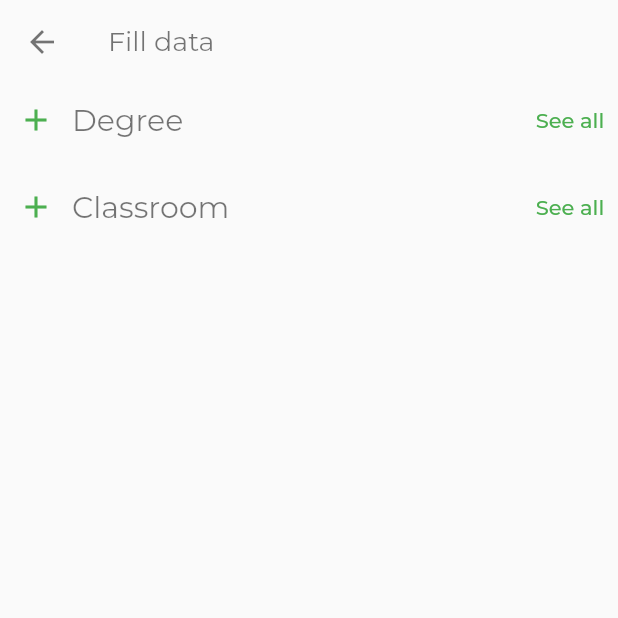
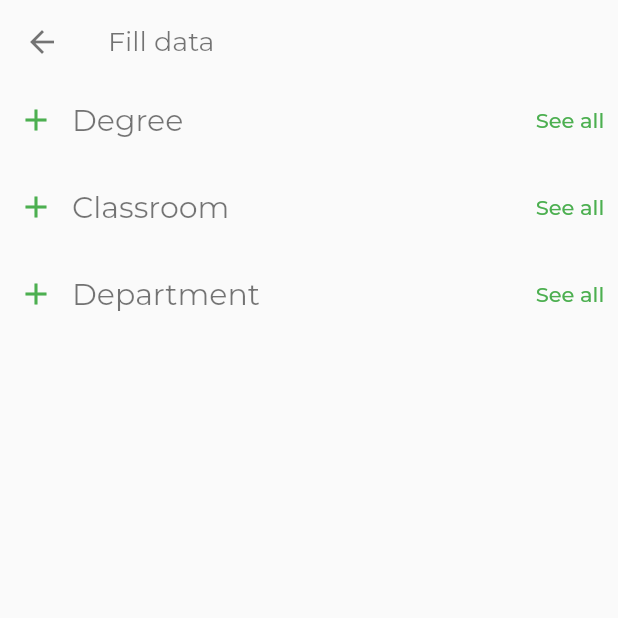
Before and after one commit to brickbit/TFG-APP, a Flutter app: the DataView screen opened by its route, on a phone screen of 412 x 824 dp, the top half of it. Run offline on Flutter 3.47's test engine with Material 2 defaults, Android fonts, the phone set to English and light mode, and no system bars; our stand-ins replace get, google_fonts.

Commit message:
implemented department operations

```diff
--- a/lib/app/controllers/classroom_controller.dart
+++ b/lib/app/controllers/classroom_controller.dart
@@ -1,9 +1,7 @@
 
 import 'package:get/get.dart';
 import 'package:tfg_app/data/model/classroom_model.dart';
-import 'package:tfg_app/data/model/degree_model.dart';
 import 'package:tfg_app/domain/classroom_repository.dart';
-import 'package:tfg_app/domain/degree_repository.dart';
 
 class ClassroomController extends GetxController with StateMixin {
 
--- /dev/null
+++ b/lib/app/controllers/department_controller.dart
@@ -0,0 +1,48 @@
+
+import 'package:get/get.dart';
+import 'package:tfg_app/data/model/department_model.dart';
+import 'package:tfg_app/domain/department_repository.dart';
+
+class DepartmentController extends GetxController with StateMixin {
+
+  DepartmentController({required this.dataRepository});
+
+  final DepartmentRepository dataRepository;
+
+  @override
+  void onInit() {
+    super.onInit();
+    getDepartments();
+  }
+
+  void createDepartment(DepartmentModel department) {
+    dataRepository.createDepartment(department).then((data) {
+      change(data, status: RxStatus.success());
+    }, onError: (err) {
+      change(null, status: RxStatus.error(err.toString()));
+    });
+  }
+
+  void getDepartments() {
+    dataRepository.getDepartments().then((data) {
+      change(data, status: RxStatus.success());
+    }, onError: (err) {
+      change(null, status: RxStatus.error(err.toString()));
+    });
+  }
+
+  void updateDepartment(DepartmentModel department) {
+    dataRepository.updateDepartment(department).then((data) {
+      change(data, status: RxStatus.success());
+    }, onError: (err) {
+      change(null, status: RxStatus.error(err.toString()));
+    });
+  }
+  void deleteDepartment(int id) {
+    dataRepository.deleteDepartment(id).then((data) {
+      change(data, status: RxStatus.success());
+    }, onError: (err) {
+      change(null, status: RxStatus.error(err.toString()));
+    });
+  }
+}
--- a/lib/app/navigation/app_pages.dart
+++ b/lib/app/navigation/app_pages.dart
@@ -1,6 +1,7 @@
 import 'package:get/get.dart';
 import 'package:tfg_app/app/binding/classroom_binding.dart';
 import 'package:tfg_app/app/binding/degree_binding.dart';
+import 'package:tfg_app/app/binding/department_binding.dart';
 import 'package:tfg_app/app/binding/home_binding.dart';
 import 'package:tfg_app/app/binding/login_binding.dart';
 import 'package:tfg_app/app/binding/recover_password_binding.dart';
@@ -9,6 +10,7 @@ import 'package:tfg_app/app/binding/splash_binding.dart';
 import 'package:tfg_app/app/views/screens/classroom_list_view.dart';
 import 'package:tfg_app/app/views/screens/data_view.dart';
 import 'package:tfg_app/app/views/screens/degree_list_view.dart';
+import 'package:tfg_app/app/views/screens/department_list_view.dart';
 import 'package:tfg_app/app/views/screens/home_view.dart';
 import 'package:tfg_app/app/views/screens/login_view.dart';
 import 'package:tfg_app/app/views/screens/recover_password_view.dart';
@@ -55,6 +57,11 @@ class AppPages {
           page: () => const ClassroomListView(),
           binding: ClassroomBinding(),
         ),
+        GetPage(
+          name: Routes.DEPARTMENT_LIST,
+          page: () => const DepartmentListView(),
+          binding: DepartmentBinding(),
+        ),
       ]
     ),
     GetPage(
--- a/lib/app/navigation/app_routes.dart
+++ b/lib/app/navigation/app_routes.dart
@@ -6,5 +6,6 @@ abstract class Routes {
   static const DATA = '/data';
   static const DEGREE_LIST = '/degreeList';
   static const CLASSROOM_LIST = '/classroomList';
+  static const DEPARTMENT_LIST = '/departmentList';
   static const SCHEDULE = '/schedule';
 }
--- a/lib/app/views/screens/data_view.dart
+++ b/lib/app/views/screens/data_view.dart
@@ -5,31 +5,13 @@ import 'package:tfg_app/app/model/edit_data_model.dart';
 import 'package:get/get.dart';
 import 'package:tfg_app/app/views/screens/tile_data_classroom_view.dart';
 import 'package:tfg_app/app/views/screens/tile_data_degree_view.dart';
+import 'package:tfg_app/app/views/screens/tile_data_department_view.dart';
 
 class DataView extends GetView<DegreeController> {
 
   DataView({Key? key}) : super(key: key);
 
   final dataList = [
-    EditDataModel(
-        title: 'Classroom',
-        onPlusPressed: () =>
-            print('add classroom')
-            /*Provider.of<ClassroomManager>(context, listen: false)
-                .createNewItem()*/,
-        onSeeAllPressed: () =>
-            print('show classrooms')
-            /*Provider.of<ClassroomManager>(context, listen: false).showList()*/),
-    EditDataModel(
-        title: 'Department',
-        onPlusPressed: () =>
-            print('add department')
-            /*Provider.of<DepartmentManager>(context, listen: false)
-                .createNewItem()*/,
-        onSeeAllPressed: () =>
-            print('show departments')
-            /*Provider.of<DepartmentManager>(context, listen: false)
-                .showList()*/),
     EditDataModel(
         title: 'Subject',
         onPlusPressed: () =>
@@ -65,6 +47,7 @@ class DataView extends GetView<DegreeController> {
         children: [
           TileDataDegreeView(title: 'Degree'),
           TileDataClassroomView(title: 'Classroom'),
+          TileDataDepartmentView(title: 'Department'),
       ],),),
     );
   }
--- /dev/null
+++ b/lib/app/views/screens/tile_data_department_view.dart
@@ -0,0 +1,66 @@
+import 'package:flutter/material.dart';
+import 'package:get/get.dart';
+import 'package:tfg_app/app/controllers/department_controller.dart';
+import 'package:tfg_app/app/navigation/app_routes.dart';
+import 'package:tfg_app/app/views/widget/department_dialog.dart';
+import 'package:tfg_app/data/department_provider.dart';
+import 'package:tfg_app/data/repository/department_repository_impl.dart';
+import 'package:tfg_app/domain/department_repository.dart';
+
+class TileDataDepartmentView extends GetView<DepartmentController> {
+  final String title;
+
+  final departmentController = Get.lazyPut(
+        () => DepartmentController(
+      dataRepository: Get.put<DepartmentRepository>(
+        DepartmentRepositoryImpl(
+          provider: Get.put<DepartmentProvider>(
+            DepartmentProviderImpl(),
+          ),
+        ),
+      ),
+    ),
+  );
+
+  TileDataDepartmentView({Key? key, required this.title}) : super(key: key);
+
+  @override
+  Widget build(BuildContext context) {
+    return Column(
+      children: [
+        Row(
+          mainAxisAlignment: MainAxisAlignment.spaceBetween,
+          children: [
+            Row(
+              children: [
+                IconButton(
+                    icon: const Icon(
+                      Icons.add,
+                      color: Colors.green,
+                    ),
+                    onPressed: () async {
+                      departmentDialog(null, 'Create Department').then(
+                            (value) {
+                          if (value != null) {
+                            controller.createDepartment(value);
+                            controller.update();
+                          }
+                        },
+                      );
+                    }),
+                Text(title, style: const TextStyle(fontSize: 20)),
+              ],
+            ),
+            TextButton(
+                onPressed: () => Get.toNamed(Routes.DATA + Routes.DEPARTMENT_LIST),
+                child: const Text(
+                  'See all',
+                  style: TextStyle(color: Colors.green),
+                ))
+          ],
+        ),
+        const SizedBox(height: 10)
+      ],
+    );
+  }
+}
--- /dev/null
+++ b/lib/data/model/department_model.dart
@@ -0,0 +1,27 @@
+
+class DepartmentModel {
+  final int? id;
+  final String? name;
+  final String? acronym;
+
+  DepartmentModel({
+    required this.id,
+    required this.name,
+    required this.acronym
+  });
+
+  factory DepartmentModel.fromJson(Map<String, dynamic> json) => DepartmentModel(
+    id: json["id"] as int?,
+    name: json["name"] as String?,
+    acronym: json["acronym"] as String?,
+  );
+
+  static List<DepartmentModel> listFromJson(list) =>
+      List<DepartmentModel>.from(list.map((x) => DepartmentModel.fromJson(x)));
+
+  Map<String, dynamic> toJson() => {
+    "id": id,
+    "name": name,
+    "acronym": acronym
+  };
+}
```
Also changed, not shown: lib/app/binding/department_binding.dart (added, +17 -0 lines), lib/app/views/screens/department_list_view.dart (added, +141 -0 lines), lib/app/views/widget/department_dialog.dart (added, +56 -0 lines), lib/data/department_provider.dart (added, +48 -0 lines), lib/data/repository/department_repository_impl.dart (added, +51 -0 lines), lib/domain/department_repository.dart (added, +9 -0 lines).
